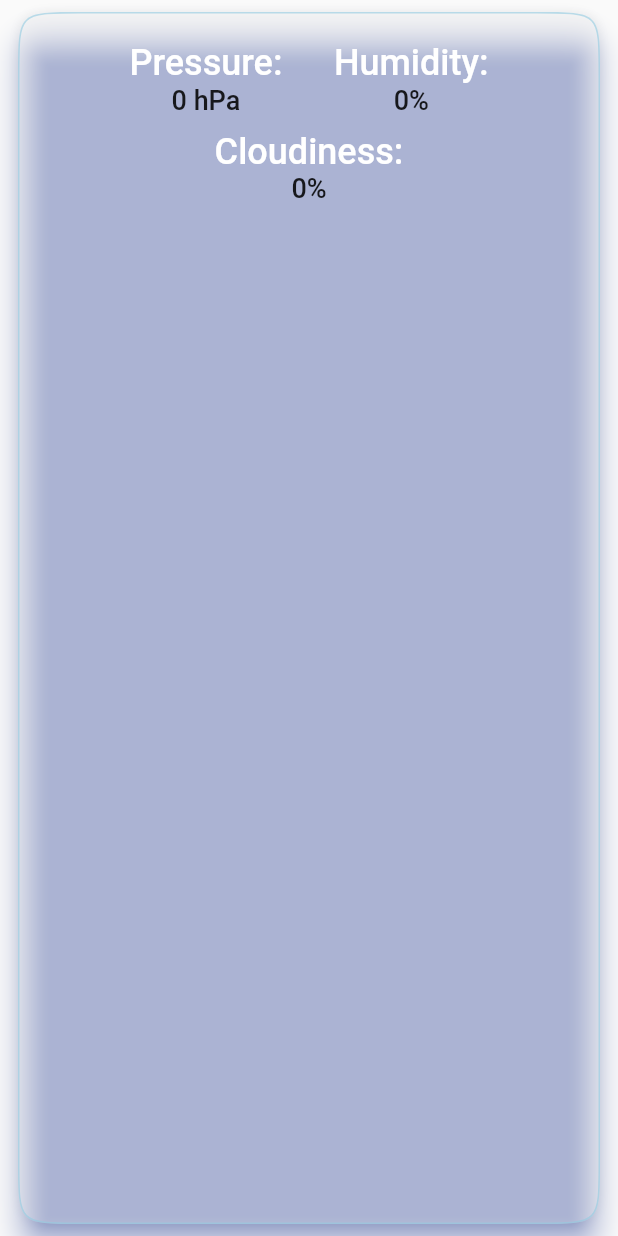
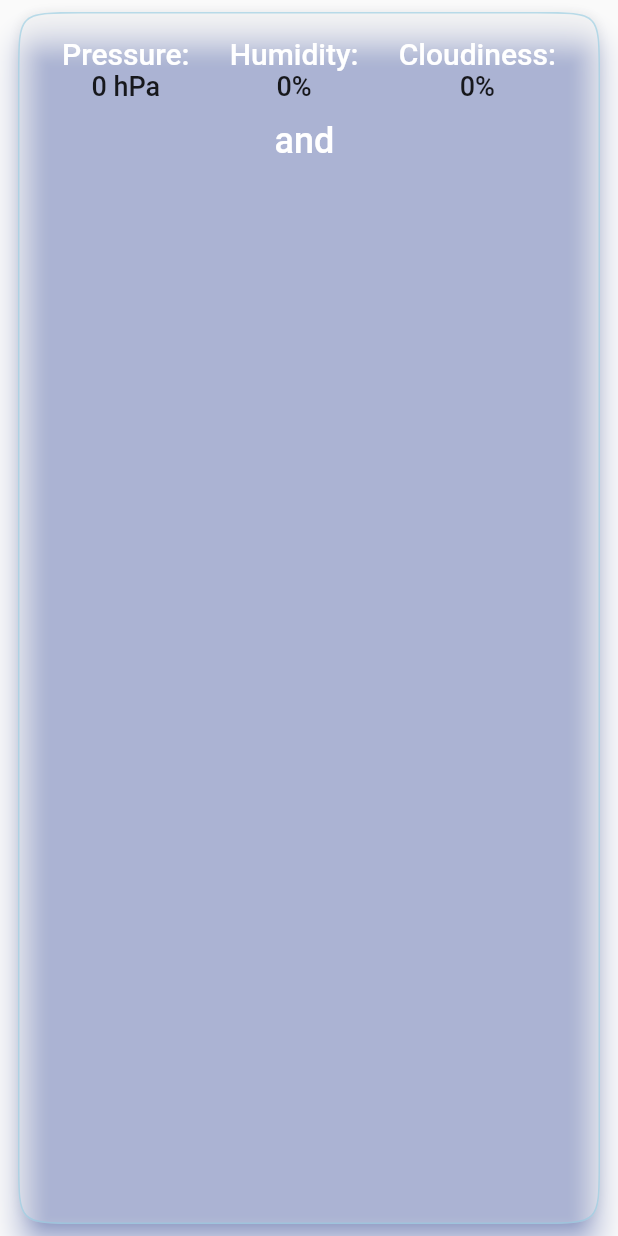
Before and after one commit to Varadho/bachelor_weather, a Flutter app: the AtmosphericDisplay widget shown alone on an empty page, opened directly with empty values, on a phone screen of 412 x 824 dp. Run offline on Flutter 3.47's test engine with Material 2 defaults, Android fonts, the phone set to English and light mode, and no system bars; our stand-ins replace font_awesome_flutter, redux, simple_animations; generated files the repository leaves out were written again; network calls fail.

```diff
--- a/lib/main.dart
+++ b/lib/main.dart
@@ -1,9 +1,13 @@
 import 'package:flutter/material.dart';
+import 'package:redux/redux.dart';
 
+import 'model/weather.dart';
+import 'ui/redux/reducer.dart';
 import 'ui/weather_home_page.dart';
 import 'utility/constants/colors.dart';
 
 void main() {
+  final store = Store<Weather>(weatherReducer, initialState: null);
   runApp(MyApp());
 }
 
--- a/lib/model/atmospheric_data.dart
+++ b/lib/model/atmospheric_data.dart
@@ -1,9 +1,11 @@
 class AtmosphericData {
   final int pressure, humidity, clouds;
+  final String description;
 
   AtmosphericData({
     this.pressure,
     this.humidity,
     this.clouds,
+    this.description,
   });
 }
--- a/lib/model/weather.dart
+++ b/lib/model/weather.dart
@@ -31,6 +31,7 @@ class Weather {
         pressure: info.pressure,
         humidity: info.humidity,
         clouds: clouds,
+        description: description,
       );
 
   Temperatures get temperature => Temperatures(
@@ -67,6 +68,7 @@ class Weather {
         sunrise: json['sys']['sunrise'] as int,
         sunset: json['sys']['sunset'] as int,
       );
+
   @override
   String toString() => '{Weather:{coordinates: $coordinates, '
       'country: $country, cityName: $cityName, cityID: $cityID, info: '
--- a/lib/ui/common_widgets/weather_displays/atmospheric_display.dart
+++ b/lib/ui/common_widgets/weather_displays/atmospheric_display.dart
@@ -15,18 +15,17 @@ class AtmosphericDisplay extends StatelessWidget {
   @override
   Widget build(BuildContext context) => WeatherCard(
         child: Padding(
-          padding: const EdgeInsets.symmetric(horizontal: 32, vertical: 12),
+          padding: const EdgeInsets.all(8),
           child: Column(
             children: <Widget>[
               Row(
-                mainAxisSize: MainAxisSize.max,
-                mainAxisAlignment: MainAxisAlignment.spaceEvenly,
+                mainAxisAlignment: MainAxisAlignment.spaceAround,
                 children: <Widget>[
                   Column(
                     children: <Widget>[
                       Text(
                         "Pressure:",
-                        style: headingStyle,
+                        style: headingStyle.copyWith(fontSize: 20),
                       ),
                       Text(
                         "${_atmosphere.pressure} hPa",
@@ -38,7 +37,7 @@ class AtmosphericDisplay extends StatelessWidget {
                     children: <Widget>[
                       Text(
                         "Humidity:",
-                        style: headingStyle,
+                        style: headingStyle.copyWith(fontSize: 20),
                       ),
                       Text(
                         "${_atmosphere.humidity}%",
@@ -46,16 +45,11 @@ class AtmosphericDisplay extends StatelessWidget {
                       ),
                     ],
                   ),
-                ],
-              ),
-              Container(
-                height: 10,
-              ),
                   Column(
                     children: <Widget>[
                       Text(
                         "Cloudiness:",
-                    style: headingStyle,
+                        style: headingStyle.copyWith(fontSize: 20),
                       ),
                       Text(
                         "${_atmosphere.clouds}%",
@@ -65,6 +59,15 @@ class AtmosphericDisplay extends StatelessWidget {
                   ),
                 ],
               ),
+              Padding(
+                padding: const EdgeInsets.only(top: 12.0),
+                child: Text(
+                  "and ${_atmosphere.description}",
+                  style: headingStyle,
+                ),
+              ),
+            ],
+          ),
         ),
       );
 }
--- a/lib/ui/redux_page.dart
+++ b/lib/ui/redux/redux_page.dart
@@ -1,7 +1,7 @@
 import 'package:flutter/material.dart';
 
-import '../utility/constants/colors.dart';
-import '../utility/constants/enums.dart';
+import '../../utility/constants/colors.dart';
+import '../../utility/constants/enums.dart';
 
 class ReduxPage extends StatefulWidget {
   ReduxPage({Key key}) : super(key: key);
--- a/lib/utility/constants/enums.dart
+++ b/lib/utility/constants/enums.dart
@@ -1,9 +1,9 @@
-import 'package:bachelorweather/ui/provider_page.dart';
 import 'package:flutter/material.dart';
 
 import '../../ui/bloc_page.dart';
 import '../../ui/inherited_page.dart';
-import '../../ui/redux_page.dart';
+import '../../ui/provider_page.dart';
+import '../../ui/redux/redux_page.dart';
 import '../../ui/ss_page.dart';
 
 enum StateMethod {
--- a/pubspec.yaml
+++ b/pubspec.yaml
@@ -32,6 +32,8 @@ dependencies:
   json_annotation: ^3.0.1
   simple_animations: ^2.2.1
   font_awesome_flutter: ^8.8.1
+  flutter_redux: ^0.6.0
+  redux: ^4.0.0
   provider: ^4.3.1
 
 dev_dependencies:
```
Also changed, not shown: lib/ui/provider_page.dart (+15 -14 lines), lib/ui/redux/actions.dart (added, +11 -0 lines), lib/ui/redux/reducer.dart (added, +21 -0 lines), pubspec.lock. Lines whose indentation alone changed are shown as unchanged.
